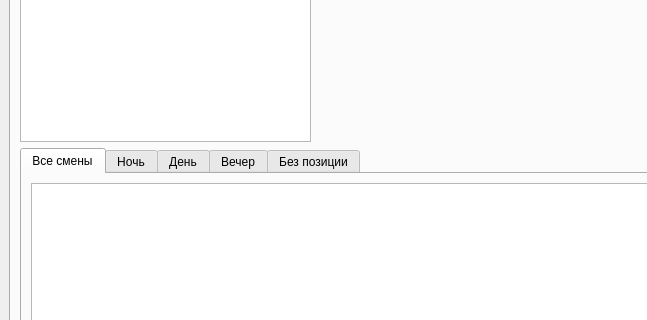
emikoff/shift_generator, file ui_main_window.ui: the form before one commit; both pictures show x 0 to 647 and y 177 to 497 of the 742 by 641 pixel window.
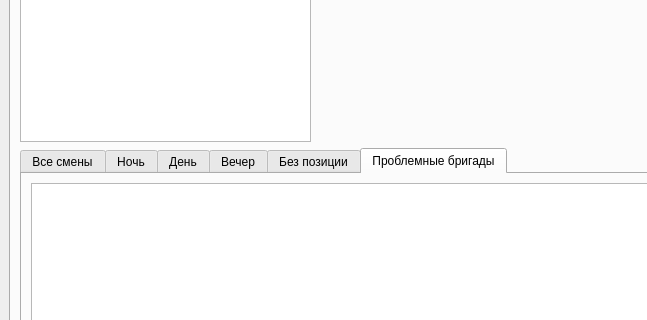
The form after the commit. The open tabs and pages were chosen to show the change.

Commit message: dev: Добавлена и реализован механизм отображения проблемных бригад (пустые & неполные) вкладка "Проблемные бригады"

The edit to the form file:
```diff
--- a/ui_main_window.ui
+++ b/ui_main_window.ui
@@ -157,6 +157,16 @@
             </item>
            </layout>
           </widget>
+          <widget class="QWidget" name="tab_5">
+           <attribute name="title">
+            <string>Проблемные бригады</string>
+           </attribute>
+           <layout class="QHBoxLayout" name="horizontalLayout_10">
+            <item>
+             <widget class="QTableView" name="problem_brigades_table"/>
+            </item>
+           </layout>
+          </widget>
          </widget>
         </item>
        </layout>
```
The commit also changes 3 other files.
